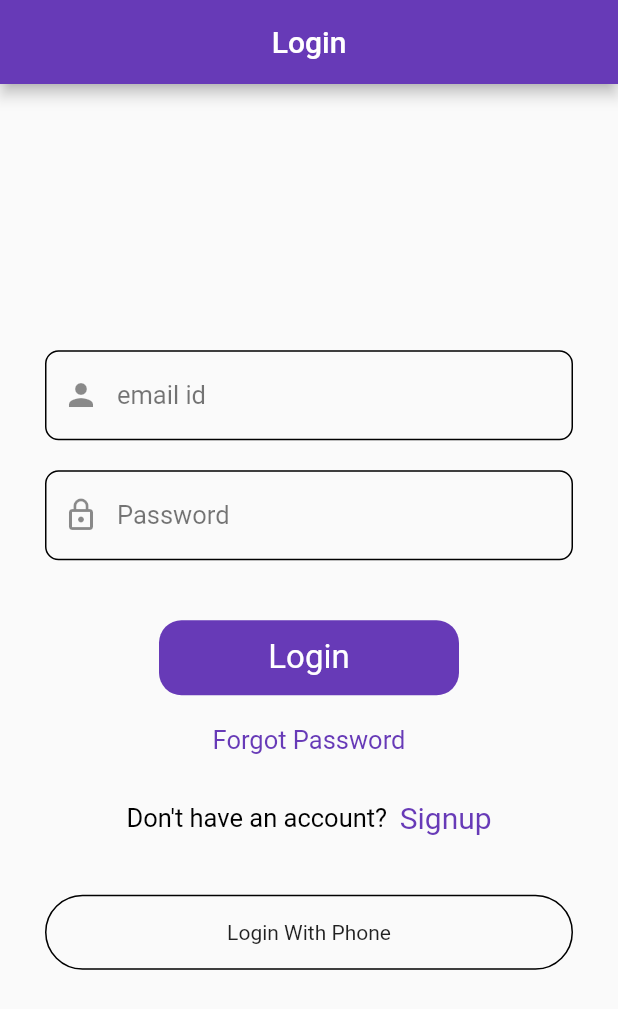
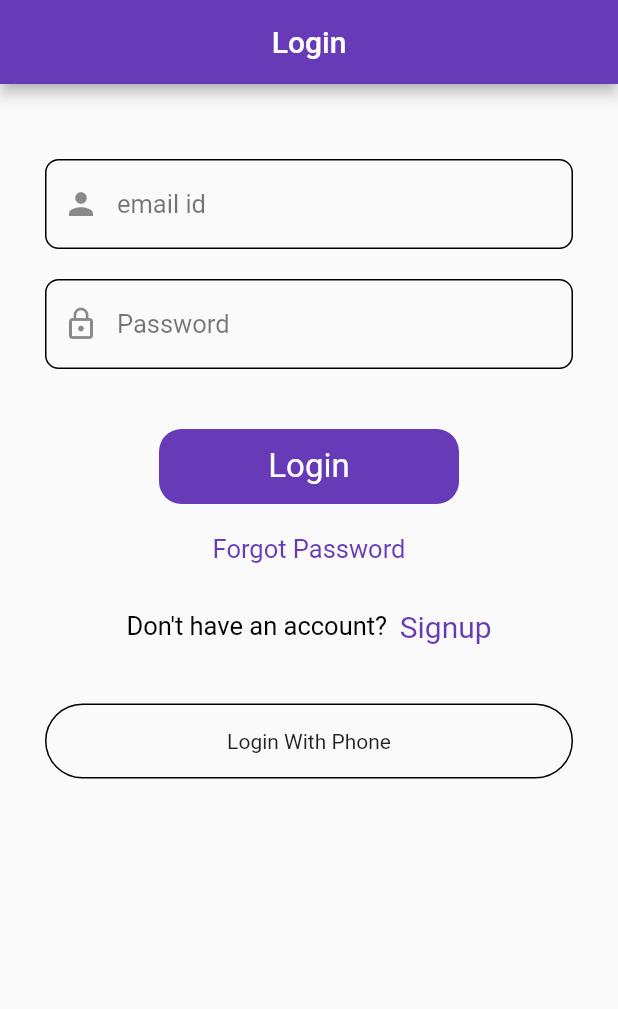
Before and after one commit to keyursavani/firebase-tutorial, a Flutter app: the screen it shows after launch, on a phone screen of 412 x 824 dp. Shown: the top 1009 px of the screen. Run offline on Flutter 3.47's test engine with Material 2 defaults, Android fonts, the phone set to English and light mode, and no system bars; our stand-ins replace cloud_firestore, firebase_auth, firebase_core, firebase_database, firebase_storage, fluttertoast and 1 more; accounts and stored records are empty.

Commit message:
final commite

```diff
--- a/lib/ui/auth/login_screen.dart
+++ b/lib/ui/auth/login_screen.dart
@@ -75,7 +75,10 @@ class LoginScreenState extends State<LoginScreen>{
           centerTitle: true,
           title: const Text("Login"),
         ),
-        body: Column(
+        body: SingleChildScrollView(
+          child: Container(
+            margin: const EdgeInsets.only(top: 50),
+            child: Column(
               mainAxisAlignment: MainAxisAlignment.center,
               crossAxisAlignment: CrossAxisAlignment.center,
               children: [
@@ -228,6 +231,8 @@ class LoginScreenState extends State<LoginScreen>{
               ],
             ),
           ),
+        ),
+      ),
     );
   }
 }
```
Also changed, not shown: 1 other file. Lines whose indentation alone changed are shown as unchanged.
